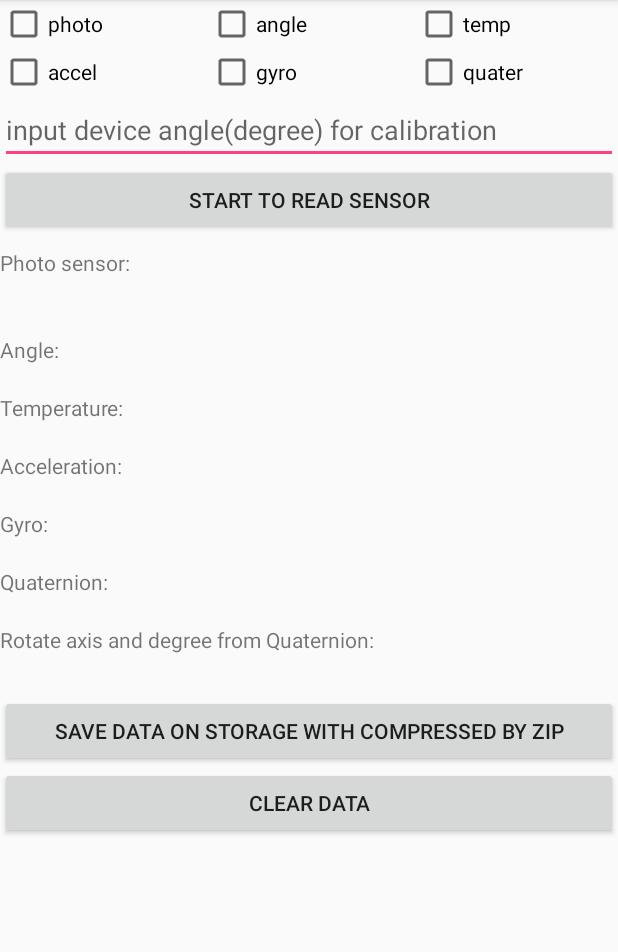
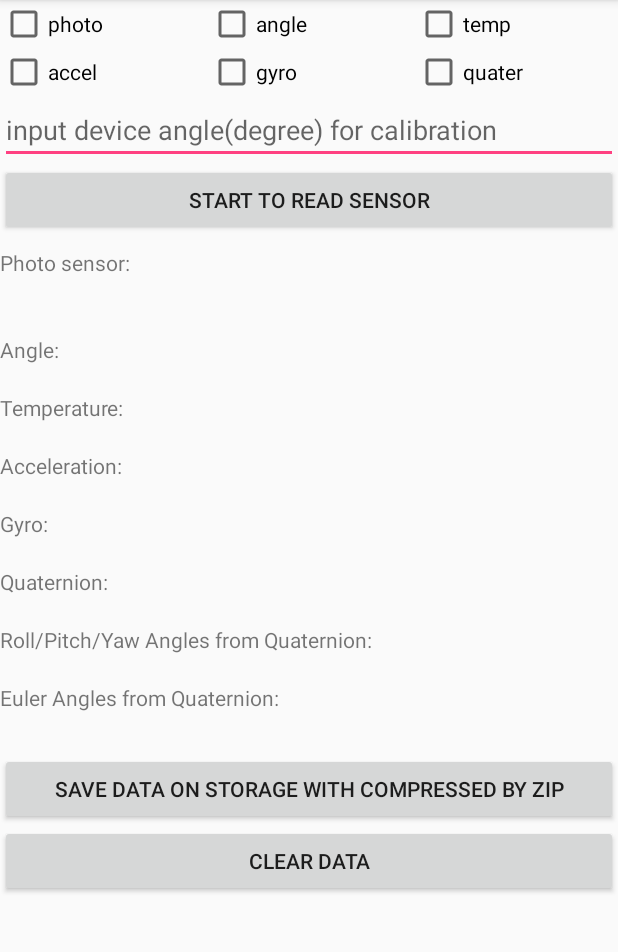
Before and after one commit to thcomp/Android_UnlimitedHandAccessHelper, an Android app: the fragment TestInputFragment shown on its own in the app's theme, on a phone screen of 412 x 824 dp, the part 84-1036 px from its top. Run offline under Robolectric (Android 15) with nearby library versions, the light colour scheme and no system bars; 4 statements that could not run were skipped.

Commit message:
表示する場所の確保

```diff
--- a/app/src/main/res/layout/fragment_test_input.xml
+++ b/app/src/main/res/layout/fragment_test_input.xml
@@ -397,41 +397,70 @@
                 <TextView
                     android:layout_width="match_parent"
                     android:layout_height="wrap_content"
-                    android:text="Rotate axis and degree from Quaternion: "/>
+                    android:text="Roll/Pitch/Yaw Angles from Quaternion:"/>
                 <LinearLayout
                     android:layout_width="match_parent"
                     android:layout_height="wrap_content"
-                    android:weightSum="1.0"
+                    android:weightSum="0.9"
                     android:orientation="horizontal">
                     <TextView
-                        android:id="@+id/tvAxisX"
+                        android:id="@+id/tvAngleRoll"
                         android:layout_width="0dp"
                         android:layout_height="wrap_content"
-                        android:layout_weight="0.25"/>
+                        android:layout_weight="0.3"/>
                     <View
                         android:layout_width="4dp"
                         android:layout_height="1px" />
                     <TextView
-                        android:id="@+id/tvAxisY"
+                        android:id="@+id/tvAnglePitch"
                         android:layout_width="0dp"
                         android:layout_height="wrap_content"
-                        android:layout_weight="0.25"/>
+                        android:layout_weight="0.3"/>
                     <View
                         android:layout_width="4dp"
                         android:layout_height="1px" />
                     <TextView
-                        android:id="@+id/tvAxisZ"
+                        android:id="@+id/tvAngleYaw"
                         android:layout_width="0dp"
                         android:layout_height="wrap_content"
-                        android:layout_weight="0.25"/>
+                        android:layout_weight="0.3"/>
+                </LinearLayout>
+            </LinearLayout>
+
+            <LinearLayout
+                android:layout_width="match_parent"
+                android:layout_height="wrap_content"
+                android:orientation="vertical">
+                <TextView
+                    android:layout_width="match_parent"
+                    android:layout_height="wrap_content"
+                    android:text="Euler Angles from Quaternion:"/>
+                <LinearLayout
+                    android:layout_width="match_parent"
+                    android:layout_height="wrap_content"
+                    android:weightSum="0.9"
+                    android:orientation="horizontal">
+                    <TextView
+                        android:id="@+id/tvAnglePsi"
+                        android:layout_width="0dp"
+                        android:layout_height="wrap_content"
+                        android:layout_weight="0.3"/>
                     <View
                         android:layout_width="4dp"
                         android:layout_height="1px" />
                     <TextView
-                        android:id="@+id/tvRotateDegree"
+                        android:id="@+id/tvAngleTheta"
                         android:layout_width="0dp"
                         android:layout_height="wrap_content"
-                        android:layout_weight="0.25"/>
+                        android:layout_weight="0.3"/>
+                    <View
+                        android:layout_width="4dp"
+                        android:layout_height="1px" />
+                    <TextView
+                        android:id="@+id/tvAnglePhi"
+                        android:layout_width="0dp"
+                        android:layout_height="wrap_content"
+                        android:layout_weight="0.3"/>
                 </LinearLayout>
             </LinearLayout>
         </LinearLayout>
```
Also changed, not shown: app/src/main/java/jp/co/thcomp/unlimited_hand/fragment/TestInputFragment.java (+35 -19 lines).
